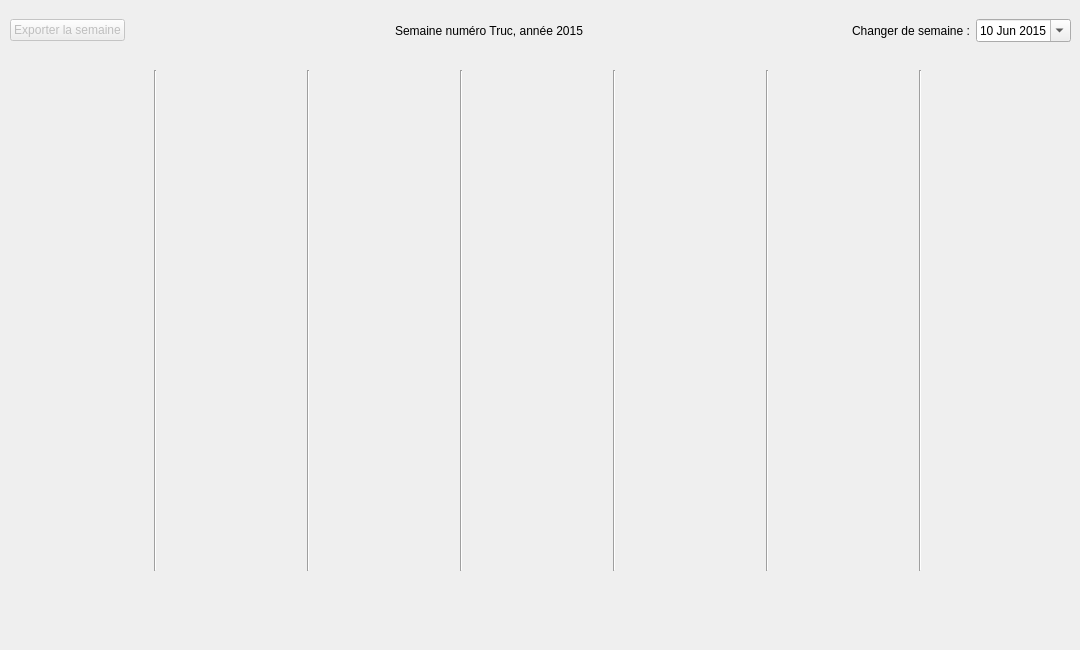
Old version of the form LO21app/agendaview.ui in the repository mmewen/LO21.
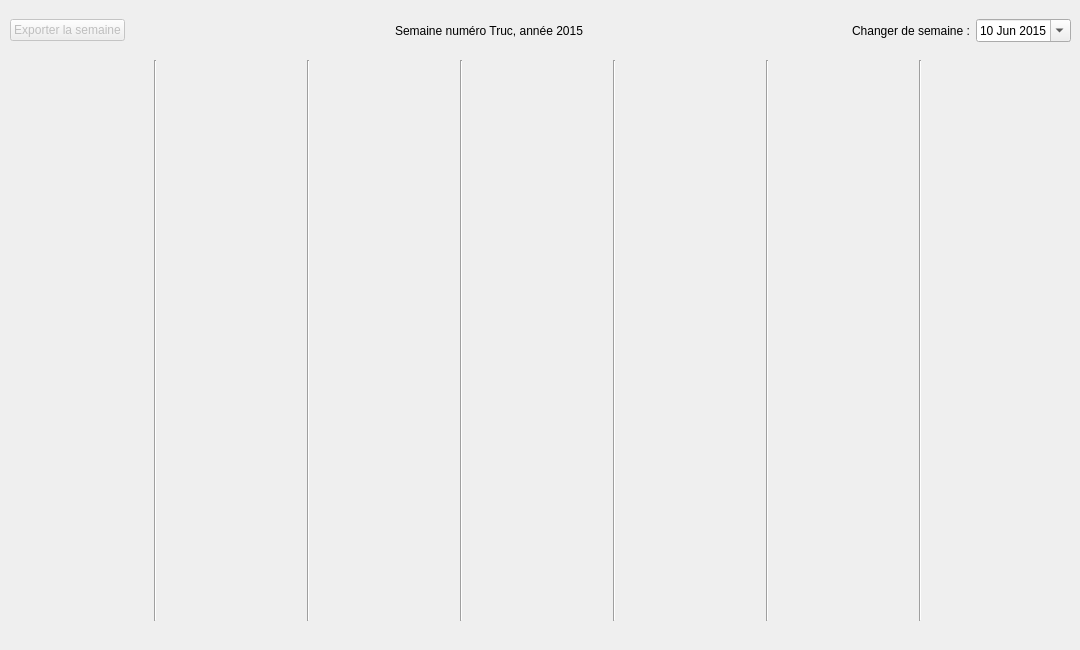
New version of the form.

The edit to the form file:
```diff
--- a/LO21app/agendaview.ui
+++ b/LO21app/agendaview.ui
@@ -23,9 +23,9 @@
    <property name="geometry">
     <rect>
      <x>10</x>
-     <y>70</y>
+     <y>60</y>
      <width>1061</width>
-     <height>501</height>
+     <height>561</height>
     </rect>
    </property>
    <layout class="QHBoxLayout" name="hLayoutSemaine">
```
Left out of the diff: 2 changed lines with no effect on the pictures.
